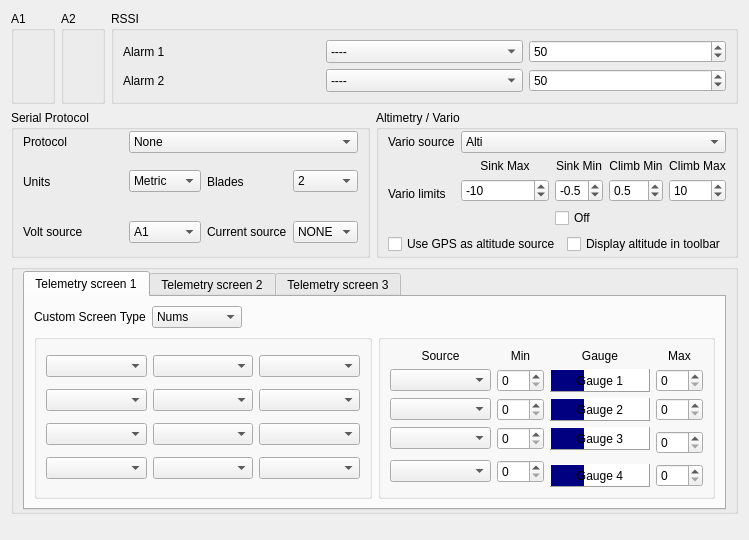
Qt form companion/src/modeledit/telemetry.ui (opentx/opentx) before a commit.
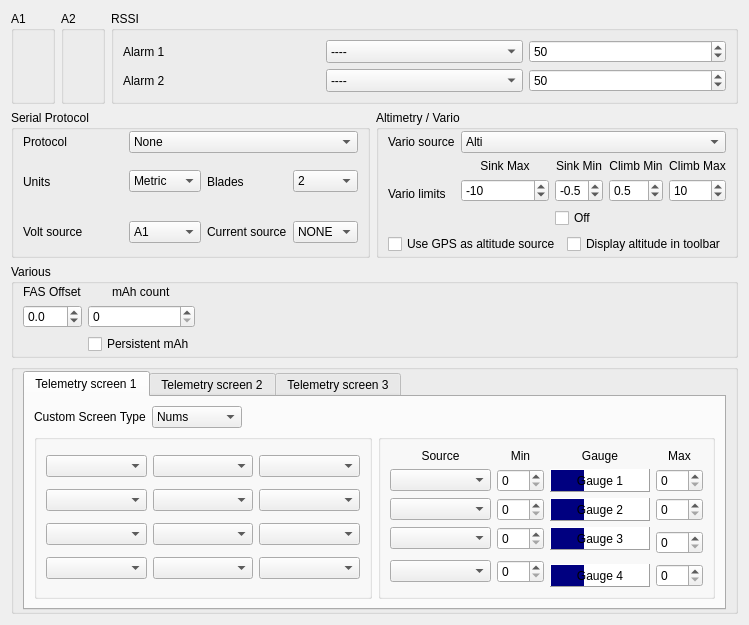
The same form after that commit.

Commit message: Companion support for FAS offset, Persistent mAh and Altitude in top bar

The edit to the form file:
```diff
--- a/companion/src/modeledit/telemetry.ui
+++ b/companion/src/modeledit/telemetry.ui
@@ -7,13 +7,13 @@
     <x>0</x>
     <y>0</y>
     <width>692</width>
-    <height>540</height>
+    <height>568</height>
    </rect>
   </property>
   <property name="windowTitle">
    <string>Form</string>
   </property>
-  <layout class="QVBoxLayout" name="verticalLayout" stretch="0,0,0,1">
+  <layout class="QVBoxLayout" name="verticalLayout" stretch="0,0,0,0,1">
    <item>
     <layout class="QHBoxLayout" name="horizontalLayout_14" stretch="0,0,0">
      <property name="sizeConstraint">
@@ -770,6 +770,106 @@
      </item>
     </layout>
    </item>
+   <item>
+    <widget class="QGroupBox" name="variousGB">
+     <property name="sizePolicy">
+      <sizepolicy hsizetype="MinimumExpanding" vsizetype="MinimumExpanding">
+       <horstretch>0</horstretch>
+       <verstretch>0</verstretch>
+      </sizepolicy>
+     </property>
+     <property name="title">
+      <string>Various</string>
+     </property>
+     <layout class="QGridLayout" name="gridLayout_6">
+      <property name="topMargin">
+       <number>1</number>
+      </property>
+      <property name="bottomMargin">
+       <number>1</number>
+      </property>
+      <item row="0" column="0">
+       <layout class="QGridLayout" name="gridLayout">
+        <item row="1" column="1">
+         <widget class="QSpinBox" name="mahCount_SB">
+          <property name="sizePolicy">
+           <sizepolicy hsizetype="Minimum" vsizetype="Fixed">
+            <horstretch>0</horstretch>
+            <verstretch>0</verstretch>
+           </sizepolicy>
+          </property>
+          <property name="maximum">
+           <number>32767</number>
+          </property>
+         </widget>
+        </item>
+        <item row="0" column="1" alignment="Qt::AlignHCenter">
+         <widget class="QLabel" name="mahCount_label">
+          <property name="text">
+           <string>mAh count</string>
+          </property>
+         </widget>
+        </item>
+        <item row="0" column="0" alignment="Qt::AlignHCenter">
+         <widget class="QLabel" name="fasOffset_label">
+          <property name="sizePolicy">
+           <sizepolicy hsizetype="Maximum" vsizetype="Preferred">
+            <horstretch>0</horstretch>
+            <verstretch>0</verstretch>
+           </sizepolicy>
+          </property>
+          <property name="text">
+           <string>FAS Offset</string>
+          </property>
+         </widget>
+        </item>
+        <item row="2" column="1">
+         <widget class="QCheckBox" name="mahCount_ChkB">
+          <property name="text">
+           <string>Persistent mAh</string>
+          </property>
+         </widget>
+        </item>
+        <item row="1" column="0">
+         <widget class="QDoubleSpinBox" name="fasOffset_DSB">
+          <property name="sizePolicy">
+           <sizepolicy hsizetype="Minimum" vsizetype="Fixed">
+            <horstretch>0</horstretch>
+            <verstretch>0</verstretch>
+           </sizepolicy>
+          </property>
+          <property name="decimals">
+           <number>1</number>
+          </property>
+          <property name="minimum">
+           <double>-1.500000000000000</double>
+          </property>
+          <property name="maximum">
+           <double>1.500000000000000</double>
+          </property>
+          <property name="singleStep">
+           <double>0.100000000000000</double>
+          </property>
+         </widget>
+        </item>
+        <item row="1" column="2">
+         <spacer name="horizontalSpacer">
+          <property name="orientation">
+           <enum>Qt::Horizontal</enum>
+          </property>
+          <property name="sizeHint" stdset="0">
+           <size>
+            <width>40</width>
+            <height>20</height>
+           </size>
+          </property>
+         </spacer>
+        </item>
+       </layout>
+      </item>
+     </layout>
+    </widget>
+   </item>
    <item>
     <layout class="QHBoxLayout" name="horizontalLayout_4">
      <item>
```
The commit also changes 5 other files.
